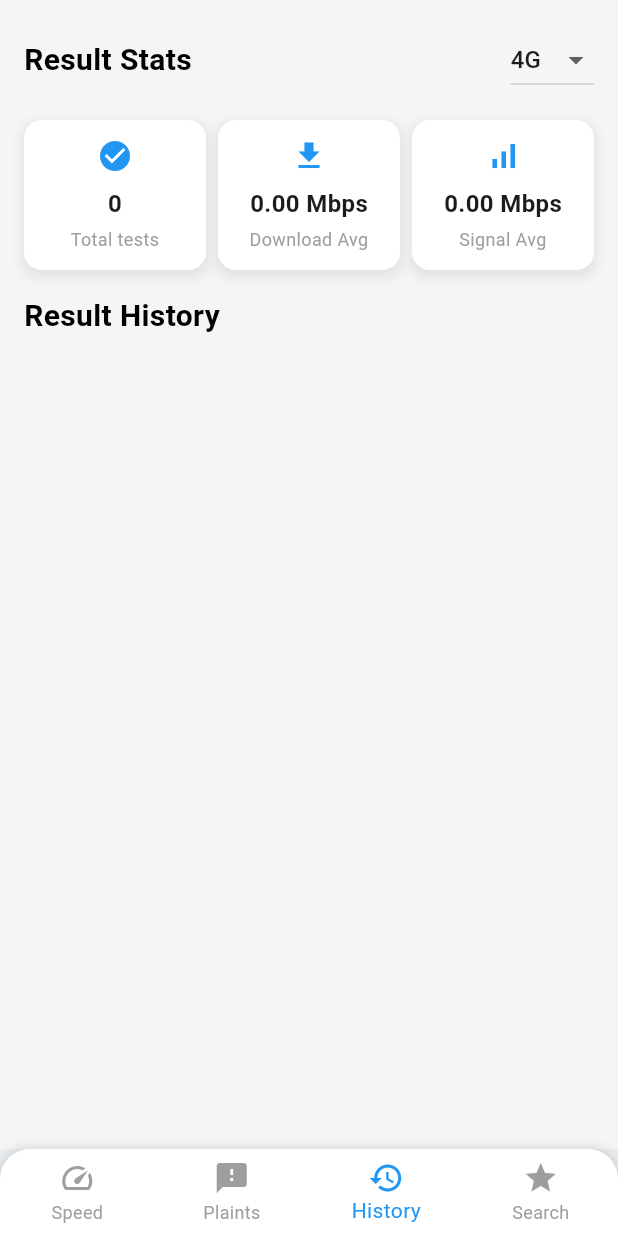
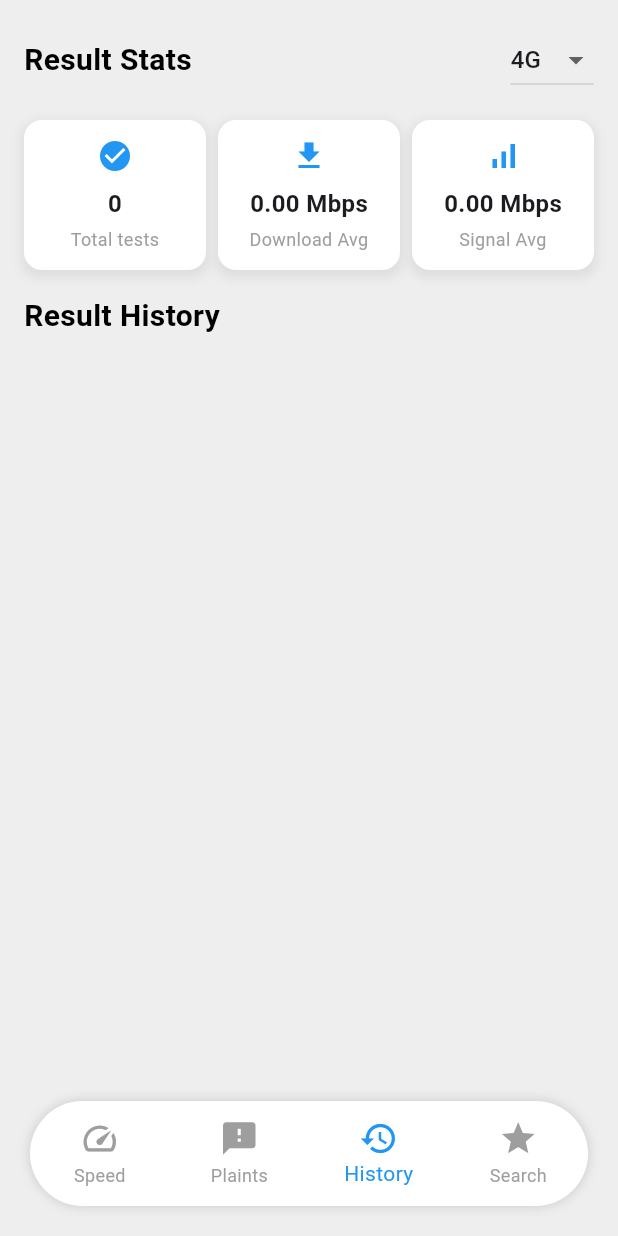
Before and after one commit to Mohamed23012/23012med, a Flutter app: the screen it shows after launch, item 3 of the bottom bar chosen, on a phone screen of 412 x 824 dp. Run offline on Flutter 3.47's test engine with Material 3 defaults, Android fonts, the phone set to English and light mode, and no system bars; our stand-ins replace connectivity_plus, device_info_plus, fl_chart, flutter_rating_bar, geocoding, geolocator and 2 more; missing offline and left inert: dart_ping, flutter_internet_signal, flutter_internet_speed_test, network_info_plus, speed_test_dart, telephony; network calls fail.

Commit message:
navigation bar

```diff
--- a/lib/screens/history_screen.dart
+++ b/lib/screens/history_screen.dart
@@ -92,7 +92,7 @@ Future<void> _loadHistoryData() async {
         .toList();
 
     return Scaffold(
-      backgroundColor: const Color(0xFFF5F5F5), // Light grey background
+      backgroundColor: Colors.grey[200], // Light grey background
       body: SafeArea(
         child: Padding(
           padding: const EdgeInsets.all(16.0),
--- a/lib/screens/home_screen.dart
+++ b/lib/screens/home_screen.dart
@@ -47,7 +47,7 @@ class _HomeScreenState extends State<HomeScreen> {
 
     return Scaffold(
       appBar: AppBar(
-        backgroundColor: Colors.white,
+        backgroundColor: Colors.grey[200],
         elevation: 0,
         title: const Text(
           'QUALITY NET',
@@ -67,7 +67,7 @@ class _HomeScreenState extends State<HomeScreen> {
           ),
         ],
       ),
-      backgroundColor: const Color(0xFFF5F5F5),
+      backgroundColor: Colors.grey[200],
       body: SingleChildScrollView(
         padding: const EdgeInsets.all(16.0),
         child: isTesting
--- a/lib/screens/search_screen.dart
+++ b/lib/screens/search_screen.dart
@@ -65,7 +65,7 @@ class _SearchScreenState extends State<SearchScreen> {
   @override
   Widget build(BuildContext context) {
     return Scaffold(
-      backgroundColor: Colors.grey[100],
+      backgroundColor: Colors.grey[200],
       body: SafeArea(
         child: Padding(
           padding: const EdgeInsets.all(16.0),
--- a/lib/widgets/google_bottom_bar.dart
+++ b/lib/widgets/google_bottom_bar.dart
@@ -15,7 +15,7 @@ class GoogleBottomBar extends StatefulWidget {
 class _GoogleBottomBarState extends State<GoogleBottomBar> {
   int _selectedIndex = 0;
 
-  // Define the list of screens corresponding to each tab.
+
   final List<Widget> _screens = [
     const HomeScreen(key: PageStorageKey('HomeScreen')),
     const ComplaintsScreen(key: PageStorageKey('ComplaintsScreen')),
@@ -26,17 +26,24 @@ class _GoogleBottomBarState extends State<GoogleBottomBar> {
   @override
   Widget build(BuildContext context) {
     return Scaffold(
-      body: IndexedStack(
-        index: _selectedIndex,
-        children: _screens, // Show the selected screen
+      backgroundColor: Colors.grey[200],
+      body: _screens[_selectedIndex],
+      bottomNavigationBar: Column(
+        mainAxisSize: MainAxisSize.min,
+        children: [
+          Padding(
+            padding: const EdgeInsets.symmetric(horizontal: 20, vertical: 20),
+            child: Theme(
+              data: Theme.of(context).copyWith(
+                splashFactory: NoSplash.splashFactory,
+                highlightColor: Colors.transparent,
               ),
-      bottomNavigationBar: Container(
+              child: Container(
+                height: 70,
+                clipBehavior: Clip.antiAlias,
                 decoration: const BoxDecoration(
                   color: Colors.white,
-          borderRadius: BorderRadius.only(
-            topLeft: Radius.circular(20),
-            topRight: Radius.circular(20),
-          ),
+                  borderRadius: BorderRadius.all(Radius.circular(40)),
                   boxShadow: [
                     BoxShadow(
                       color: Colors.black12,
@@ -46,16 +53,18 @@ class _GoogleBottomBarState extends State<GoogleBottomBar> {
                   ],
                 ),
                 child: BottomNavigationBar(
+                  iconSize: 26,
+                  selectedFontSize: 14,
                   currentIndex: _selectedIndex,
                   onTap: (index) {
                     setState(() {
-              _selectedIndex = index; // Update the selected index
+                      _selectedIndex = index;
                     });
                   },
-          type: BottomNavigationBarType.fixed, // Ensures a consistent layout
-          backgroundColor: Colors.transparent, // Background already handled
-          selectedItemColor: Colors.blue, // Highlight selected item
-          unselectedItemColor: Colors.grey, // Dim unselected items
+                  type: BottomNavigationBarType.fixed,
+                  backgroundColor: Colors.transparent,
+                  selectedItemColor: Colors.blue,
+                  unselectedItemColor: Colors.grey,
                   elevation: 0, // Remove BottomNavigationBar shadow
                   items: const [
                     BottomNavigationBarItem(
@@ -71,12 +80,16 @@ class _GoogleBottomBarState extends State<GoogleBottomBar> {
                       label: "History",
                     ),
                     BottomNavigationBarItem(
-              icon: Icon(Icons.star), // Changed icon to Star
+                      icon: Icon(Icons.star),
                       label: "Search",
                     ),
                   ],
                 ),
               ),
+            ),
+          ),
+        ],
+      ),
     );
   }
 }
```
Lines whose indentation alone changed are shown as unchanged.
